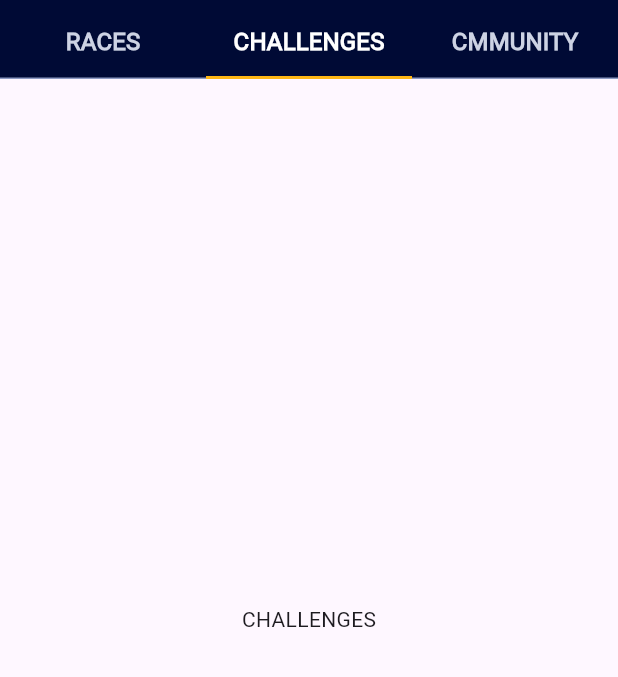
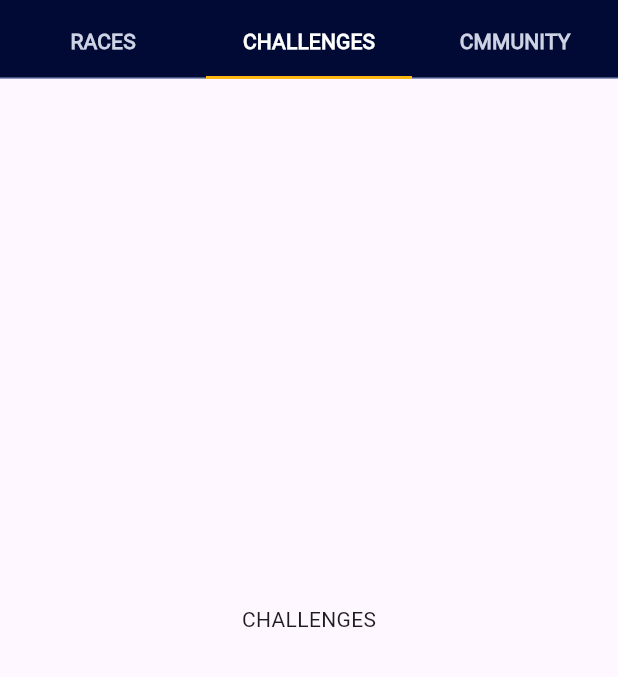
Before and after one commit to Waheed-Ashraf/Racemate-Task, a Flutter app: the ExpolreBody screen opened directly, tab 2 chosen, on a phone screen of 412 x 824 dp, the part 77-754 px from its top. Run offline on Flutter 3.47's test engine with Material 3 defaults, Android fonts, the light colour scheme and no system bars; our stand-ins replace equatable, flutter_bloc, font_awesome_flutter, get_it, lottie.

Commit message:
almost finished

```diff
--- a/lib/featuers/explore/presentation/view/widgets/explore_body.dart
+++ b/lib/featuers/explore/presentation/view/widgets/explore_body.dart
@@ -56,7 +56,8 @@ class _ExpolreBodyState extends State<ExpolreBody> {
             indicatorColor: ColorPallet.secondaryColor,
             indicatorSize: TabBarIndicatorSize.tab,
             dividerColor: ColorPallet.secondBlueColor,
-            labelStyle: AppStyles.styleTitleBold16,
+            labelStyle:
+                AppStyles.styleSubTitle14.copyWith(fontWeight: FontWeight.w900),
             labelPadding: EdgeInsets.zero,
             unselectedLabelColor: ColorPallet.secondWhiteColor,
             labelColor: ColorPallet.whiteColor,
--- a/lib/featuers/explore/presentation/view/widgets/race_item.dart
+++ b/lib/featuers/explore/presentation/view/widgets/race_item.dart
@@ -14,7 +14,7 @@ class RaceItem extends StatelessWidget {
     return Stack(children: [
       Container(
         padding: const EdgeInsets.only(bottom: 8),
-        height: MediaQuery.of(context).size.height * .27,
+        height: 180,
         width: double.infinity,
         child: Card(
           elevation: 5,
@@ -160,10 +160,8 @@ class RaceItem extends StatelessWidget {
   }
 
   String formatDate(String dateString) {
-    // Parse the input string into a DateTime object
     DateTime dateTime = DateTime.parse(dateString);
 
-    // Format the DateTime object into the desired format
     String formattedDate = DateFormat('dd MMM, yyyy').format(dateTime);
 
     return formattedDate;
```
Also changed, not shown: lib/featuers/explore/presentation/view/widgets/race_view_section.dart (+4 -4 lines).
